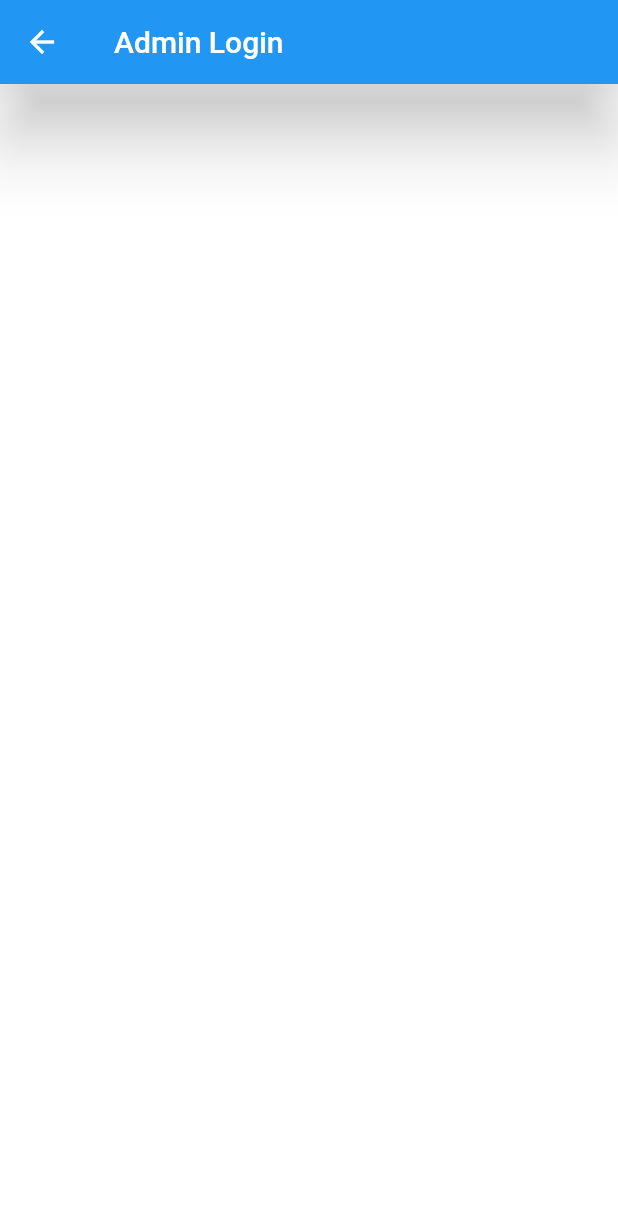
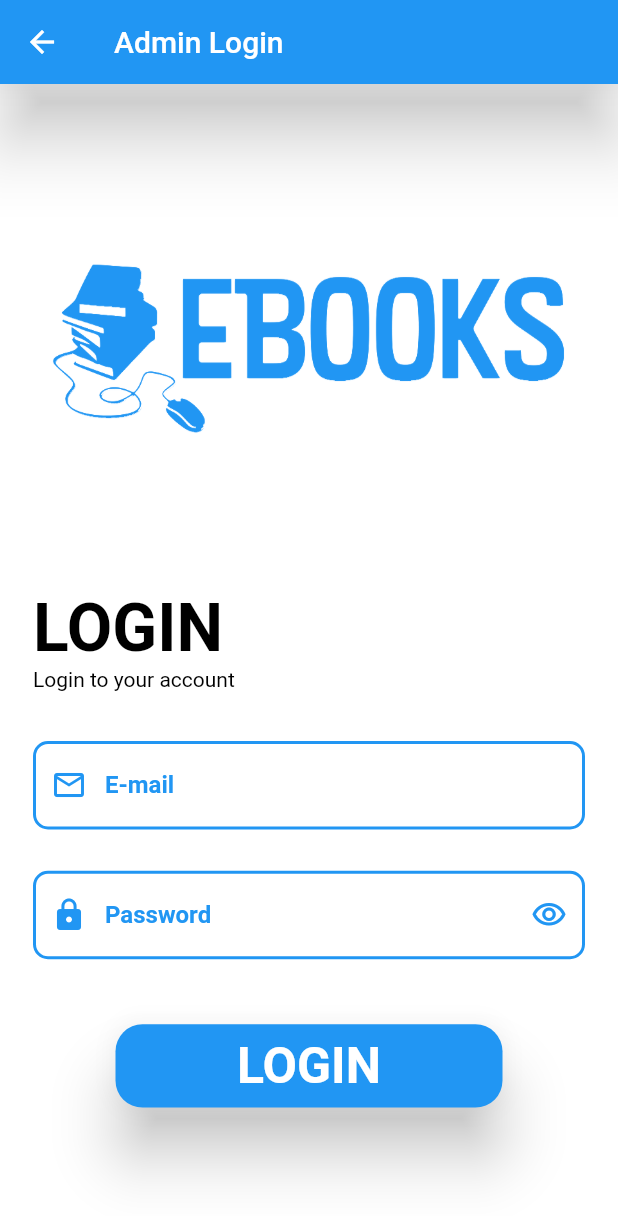
Before and after one commit to Mohammedomargallya39/Encrypted_Books, a Flutter app: the AdminLoginScreen screen opened directly, on a phone screen of 412 x 824 dp. Shown: the top 1216 px of the screen. Run offline on Flutter 3.47's test engine with Material 2 defaults, Android fonts, the phone set to English and light mode, and no system bars; our stand-ins replace bloc, conditional_builder_null_safety, dio, flutter_bloc, fluttertoast, hexcolor and 2 more; accounts and stored records are empty; Roboto replaces fonts that are missing (EncryptionFont).

Commit message:
edit on setting_screen and adding some thing in admin interface

```diff
--- a/lib/lib/models/login_model.dart
+++ b/lib/lib/models/login_model.dart
@@ -1,6 +1,20 @@
-class EncryptionLoginModel
+
+//              user
+
+class UserLoginModel
 {
 
 
 
 }
+
+
+
+//            admin
+
+class AdminLoginModel
+{
+
+
+
+}
--- a/lib/lib/modules/login_screen/admin_login_screen.dart
+++ b/lib/lib/modules/admin_screens/home_screen/home_screen.dart
@@ -1,15 +1,14 @@
 import 'package:flutter/cupertino.dart';
 import 'package:flutter/material.dart';
 
-class AdminLoginScreen extends StatelessWidget {
-  const AdminLoginScreen({Key? key}) : super(key: key);
+class AdminHomeScreen extends StatelessWidget {
+  const AdminHomeScreen({Key? key}) : super(key: key);
 
   @override
   Widget build(BuildContext context) {
     return Scaffold(
       appBar: AppBar(
-        title: const Text(
-            'Admin Login'),
+        title: const Text('Home'),
       ),
     );
   }
--- a/lib/lib/modules/login_screen/cubit/cubit.dart
+++ /dev/null
@@ -1,37 +0,0 @@
-import 'package:flutter/cupertino.dart';
-import 'package:flutter/material.dart';
-import 'package:flutter_bloc/flutter_bloc.dart';
-import 'package:social/lib/models/login_model.dart';
-import 'package:social/lib/modules/login_screen/cubit/states.dart';
-
-//                         'user login'
-class EncryptionLoginCubit extends Cubit<EncryptionStates>
-{
-  EncryptionLoginCubit() : super(EncryptionLoginInitialState());
-
-  static EncryptionLoginCubit get(context) => BlocProvider.of(context);
-  bool isPassword = true;
-
-  IconData suffix = Icons.visibility_outlined;
-  EncryptionLoginModel? loginModel;
-
-
-  void userLogin({required String email, required String password})
-  {
-
-    emit(EncryptionLoginLoadingState());
-
-  }
-
-
-  void changeSuffix()
-  {
-    isPassword = !isPassword;
-
-    suffix = isPassword ? Icons.visibility_outlined : Icons.visibility_off_outlined;
-    emit(EncryptionChangeLoginSuffixState());
-  }
-}
-
-
-//                        'admin login'
--- a/lib/lib/modules/login_screen/cubit/states.dart
+++ /dev/null
@@ -1,13 +0,0 @@
-import 'package:social/lib/models/login_model.dart';
-
-abstract class EncryptionStates {}
-class EncryptionLoginInitialState      extends EncryptionStates{}
-class EncryptionLoginLoadingState      extends EncryptionStates{}
-class EncryptionLoginSuccessState      extends EncryptionStates{
-  final EncryptionLoginModel encryptionLoginModel;
-
-  EncryptionLoginSuccessState(this.encryptionLoginModel);
-
-}
-class EncryptionLoginErrorState        extends EncryptionStates{}
-class EncryptionChangeLoginSuffixState extends EncryptionStates{}
--- /dev/null
+++ b/lib/lib/modules/login_screens/admin_login_screen.dart
@@ -0,0 +1,159 @@
+import 'package:conditional_builder_null_safety/conditional_builder_null_safety.dart';
+import 'package:flutter/cupertino.dart';
+import 'package:flutter/material.dart';
+import 'package:flutter/services.dart';
+import 'package:flutter_bloc/flutter_bloc.dart';
+import 'package:social/lib/modules/admin_screens/home_screen/home_screen.dart';
+import 'package:social/lib/shared/components/components.dart';
+import 'package:social/lib/shared/styles/colors.dart';
+import 'cubit/cubit.dart';
+import 'cubit/states.dart';
+
+
+
+class AdminLoginScreen extends StatelessWidget {
+
+  var formKey = GlobalKey<FormState>();
+  var emailController =     TextEditingController();
+  var passwordController =  TextEditingController();
+
+  AdminLoginScreen({Key? key}) : super(key: key);
+
+
+  @override
+  Widget build(BuildContext context) {
+    return BlocProvider(
+      create: (context) => AdminLoginCubit(),
+      child: BlocConsumer<AdminLoginCubit,AdminLoginStates>
+        (
+        listener: (context,state){},
+        builder: (context,state)
+        {
+          var cubit = AdminLoginCubit.get(context);
+          return Scaffold(
+            appBar: AppBar(title: const Text('Admin Login'),),
+            body: SingleChildScrollView(
+              child: Padding(
+                padding: const EdgeInsets.all(22.0),
+                child: Column(
+                  crossAxisAlignment: CrossAxisAlignment.start,
+                  children:
+                  [
+
+                    Center(
+                      child: SizedBox(
+                        width: double.infinity,
+                        height: 300.0,
+                        child: const Image(
+                          color: defaultColor,
+                          image: AssetImage('assets/images/ebook.png',),
+                          height: 90.0,
+                          width: 90.0,
+                        ),
+                      ),
+                    ),
+
+                    const SizedBox(
+                      height: 15.0,
+                    ),
+
+                    const Text('LOGIN', style: TextStyle(fontSize: 44 , fontWeight: FontWeight.bold),),
+                    Text('Login to your account',
+                      style: Theme.of(context).textTheme.bodyText2,
+                    ),
+                    const SizedBox(height: 33.0,),
+                    defaultFormField(
+                      maxLines: 1,
+                      text: 'E-mail',
+                      controller: emailController,
+                      prefix: Icons.email_outlined,
+                      validate: (String value)
+                      {
+                        if(value.isEmpty)
+                        {
+                          return 'E-mail must not be empty';
+                        }
+                      },
+                      type: TextInputType.emailAddress,
+                      context: context,),
+
+                    const SizedBox(height: 27.5,),
+
+                    defaultFormField(
+                        maxLines: 1,
+                        isPassword: cubit.isPassword,
+                        text: 'Password',
+                        controller: passwordController,
+                        prefix: Icons.lock,
+                        suffix: cubit.suffix,
+                        suffixPressed: () {
+                          cubit.changeSuffix();
+                        },
+                        validate: (String value) {
+                          if (value.isEmpty) {
+                            return 'password must not be empty';
+                          }
+                        },
+
+                        onSubmit: (String value) {
+                          if (formKey.currentState!.validate()) {
+                            cubit.adminLogin(
+                                email: emailController.text,
+                                password: passwordController.text);
+                          }
+                        },
+
+                        type: TextInputType.visiblePassword,
+
+                        context: context),
+
+
+                    const SizedBox(height: 33.33,),
+
+
+                    Center(
+                      child: Padding(
+                        padding: const EdgeInsets.fromLTRB(55,10,55,0),
+                        child: SizedBox(
+                          //color: Colors.blue.shade400,
+                            width: double.infinity,
+                            height: 55.55,
+                            child: ConditionalBuilder(
+                              condition: state is! AdminLoginLoadingState ,
+                              builder: (context)=>
+                                  MaterialButton(
+                                    shape: RoundedRectangleBorder(
+                                      borderRadius: BorderRadius.circular(18.0),
+                                    ),
+                                    elevation: 17.5,
+                                    color: defaultColor,
+                                    onPressed: ()
+                                    {
+                                      navigateAndEnd(context, const AdminHomeScreen());
+                                    },
+
+                                    child: const Text('LOGIN',
+                                      style: TextStyle(
+                                        color: Colors.white,
+                                        fontSize: 33.33,
+                                        fontWeight: FontWeight.bold,
+                                      ),
+                                    ),
+                                  ),
+                              fallback: (context)=> const Center(child: CircularProgressIndicator()),
+
+                            )
+                        ),
+                      ),
+                    ),
+                  ],
+                ),
+              ),
+            ),
+          );
+
+        },
+      ),
+    );
+  }
+}
--- /dev/null
+++ b/lib/lib/modules/login_screens/cubit/cubit.dart
@@ -0,0 +1,65 @@
+import 'package:flutter/cupertino.dart';
+import 'package:flutter/material.dart';
+import 'package:flutter_bloc/flutter_bloc.dart';
+import 'package:social/lib/models/login_model.dart';
+import 'package:social/lib/modules/login_screens/cubit/states.dart';
+
+//                         'user login'
+class UserLoginCubit extends Cubit<UserLoginStates>
+{
+  UserLoginCubit() : super(UserLoginInitialState());
+
+  static UserLoginCubit get(context) => BlocProvider.of(context);
+  bool isPassword = true;
+
+  IconData suffix = Icons.visibility_outlined;
+  UserLoginModel? loginModel;
+
+
+  void userLogin({required String email, required String password})
+  {
+
+    emit(UserLoginLoadingState());
+
+  }
+
+
+  void changeSuffix()
+  {
+    isPassword = !isPassword;
+
+    suffix = isPassword ? Icons.visibility_outlined : Icons.visibility_off_outlined;
+    emit(UserChangeLoginSuffixState());
+  }
+}
+
+
+//                        'admin login'
+
+class AdminLoginCubit extends Cubit<AdminLoginStates>
+{
+  AdminLoginCubit() : super(AdminLoginInitialState());
+
+  static AdminLoginCubit get(context) => BlocProvider.of(context);
+  bool isPassword = true;
+
+  IconData suffix = Icons.visibility_outlined;
+  UserLoginModel? loginModel;
+
+
+  void adminLogin({required String email, required String password})
+  {
+
+    emit(AdminLoginLoadingState());
+
+  }
+
+
+  void changeSuffix()
+  {
+    isPassword = !isPassword;
+
+    suffix = isPassword ? Icons.visibility_outlined : Icons.visibility_off_outlined;
+    emit(AdminChangeLoginSuffixState());
+  }
+}
--- /dev/null
+++ b/lib/lib/modules/login_screens/cubit/states.dart
@@ -0,0 +1,29 @@
+import 'package:social/lib/models/login_model.dart';
+
+
+//                    user
+abstract class UserLoginStates {}
+class UserLoginInitialState      extends UserLoginStates{}
+class UserLoginLoadingState      extends UserLoginStates{}
+class UserLoginSuccessState      extends UserLoginStates{
+  final UserLoginModel userLoginModel;
+  UserLoginSuccessState(this.userLoginModel);
+
+}
+class UserLoginErrorState        extends UserLoginStates{}
+class UserChangeLoginSuffixState extends UserLoginStates{}
+
+
+//                    admin
+
+
+abstract class AdminLoginStates {}
+class AdminLoginInitialState      extends AdminLoginStates{}
+class AdminLoginLoadingState      extends AdminLoginStates{}
+class AdminLoginSuccessState      extends AdminLoginStates{
+  final AdminLoginModel adminLoginModel;
+  AdminLoginSuccessState(this.adminLoginModel);
+
+}
+class AdminLoginErrorState        extends AdminLoginStates{}
+class AdminChangeLoginSuffixState extends AdminLoginStates{}
--- a/lib/lib/modules/login_screen/login_screen.dart
+++ b/lib/lib/modules/login_screens/login_screen.dart
@@ -1,6 +1,6 @@
 import 'package:flutter/cupertino.dart';
 import 'package:flutter/material.dart';
-import 'package:social/lib/modules/login_screen/user_login_screen.dart';
+import 'package:social/lib/modules/login_screens/user_login_screen.dart';
 import 'package:social/lib/shared/components/components.dart';
 import 'package:social/lib/shared/styles/colors.dart';
 
@@ -57,7 +57,7 @@ class LoginScreen extends StatelessWidget {
                   color: defaultColor,
                   onPressed: ()
                   {
-                    navigateTo(context, const AdminLoginScreen());
+                    navigateTo(context, AdminLoginScreen());
                   },
 
                   child: const Text('Admin login',
--- a/lib/main.dart
+++ b/lib/main.dart
@@ -3,11 +3,10 @@ import 'package:flutter/cupertino.dart';
 import 'package:flutter/material.dart';
 import 'package:flutter_bloc/flutter_bloc.dart';
 import 'package:social/lib/cubit/cubit.dart';
-import 'package:social/lib/modules/login_screen/user_login_screen.dart';
 import 'package:social/lib/modules/onboarding_screen/on_boarding_screen.dart';
 import 'package:social/lib/shared/bloc_observer.dart';
 import 'package:social/lib/shared/styles/themes.dart';
-import 'lib/modules/login_screen/login_screen.dart';
+import 'lib/modules/login_screens/login_screen.dart';
 import 'lib/shared/cubit/cubit.dart';
 import 'lib/shared/cubit/states.dart';
 import 'lib/shared/network/local/cache_helper.dart';
```
Also changed, not shown: lib/lib/modules/login_screens/user_login_screen.dart (renamed from lib/lib/modules/login_screen/user_login_screen.dart, +14 -52 lines), lib/lib/modules/onboarding_screen/on_boarding_screen.dart (+8 -9 lines), lib/lib/modules/user_screens/encrypted_home_screen/encrypted_home.dart (renamed from lib/lib/modules/encrypted_home_screen/encrypted_home.dart, +20 -20 lines), lib/lib/modules/user_screens/settings_screen/settings_screen.dart (renamed from lib/lib/modules/settings_screen/settings_screen.dart, +11 -9 lines), lib/lib/models/encrypted_model.dart (deleted), lib/lib/modules/user_screens/encrypted_home_screen/books/offlin_books_screen.dart (renamed from lib/lib/modules/encrypted_home_screen/books/offlin_books_screen.dart), lib/lib/modules/user_screens/encrypted_home_screen/books/online_books_screen.dart (renamed from lib/lib/modules/encrypted_home_screen/books/online_books_screen.dart), lib/lib/modules/user_screens/encrypted_home_screen/books/your_book_screen.dart (renamed from lib/lib/modules/encrypted_home_screen/books/your_book_screen.dart), lib/lib/modules/user_screens/help_screen/help_screen.dart (renamed from lib/lib/modules/help_screen/help_screen.dart), lib/lib/modules/user_screens/profile_screen/details_photo_screen.dart (renamed from lib/lib/modules/profile_screen/details_photo_screen.dart), lib/lib/modules/user_screens/profile_screen/profile_screen.dart (renamed from lib/lib/modules/profile_screen/profile_screen.dart).
